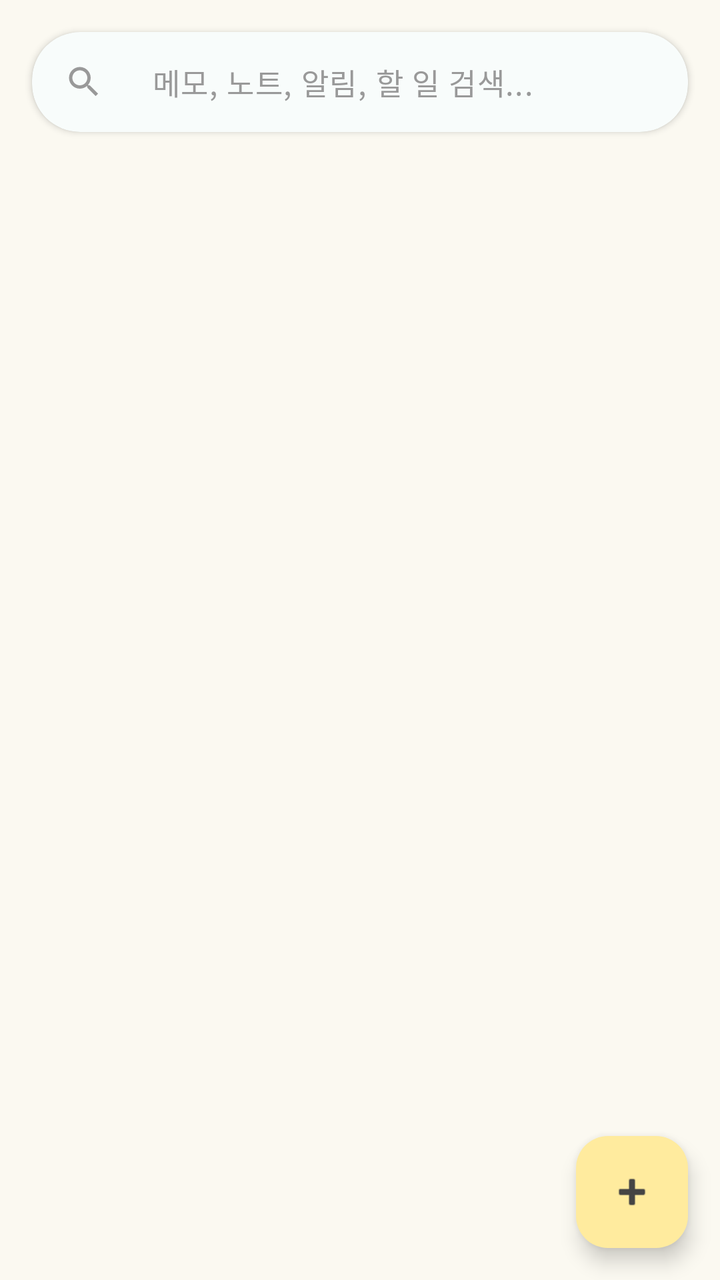
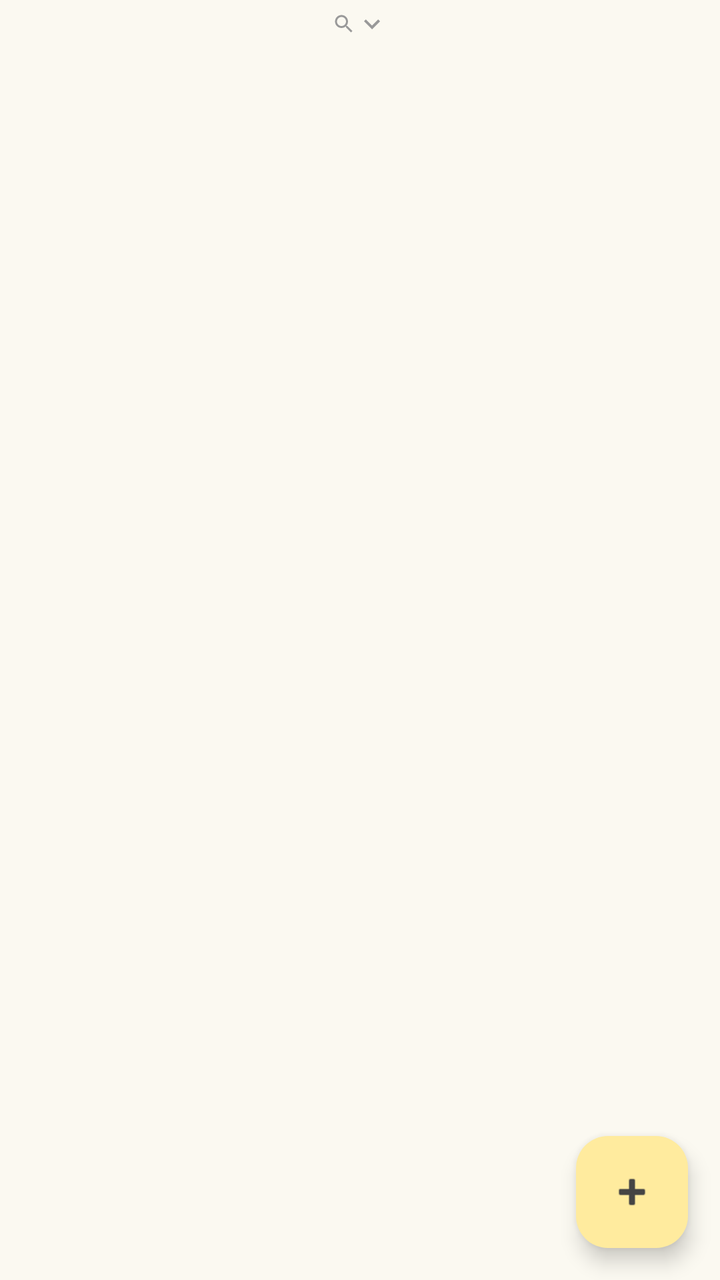

An Android layout rendered at two revisions. The XML below is the earlier revision; the diff shows what the commit changed to produce the second picture.
<!-- AndroidManifest.xml: application theme Theme.ToDoNote -->
<!-- res/layout/fragment_memo.xml -->
<?xml version="1.0" encoding="utf-8"?>
<androidx.coordinatorlayout.widget.CoordinatorLayout xmlns:android="http://schemas.android.com/apk/res/android"
    xmlns:app="http://schemas.android.com/apk/res-auto"
    android:layout_width="match_parent"
    android:layout_height="match_parent"
    android:background="@color/color_background">

    <androidx.constraintlayout.widget.ConstraintLayout
        android:id="@+id/memo_content"
        android:layout_width="match_parent"
        android:layout_height="match_parent"
        android:focusable="true"
        android:focusableInTouchMode="true">

        <include
            android:id="@+id/search_card"
            layout="@layout/view_search_bar"
            android:layout_width="0dp"
            android:layout_height="wrap_content"
            android:layout_marginStart="16dp"
            android:layout_marginTop="16dp"
            android:layout_marginEnd="16dp"
            app:layout_constraintEnd_toEndOf="parent"
            app:layout_constraintStart_toStartOf="parent"
            app:layout_constraintTop_toTopOf="parent" />

        <androidx.recyclerview.widget.RecyclerView
            android:id="@+id/recycler_memo"
            android:layout_width="0dp"
            android:layout_height="0dp"
            android:layout_marginTop="4dp"
            android:clipToPadding="false"
            android:paddingStart="8dp"
            android:paddingTop="4dp"
            android:paddingEnd="8dp"
            android:paddingBottom="88dp"
            app:layout_constraintBottom_toBottomOf="parent"
            app:layout_constraintEnd_toEndOf="parent"
            app:layout_constraintStart_toStartOf="parent"
            app:layout_constraintTop_toBottomOf="@id/search_card" />

        <TextView
            android:id="@+id/tv_memo_empty"
            android:layout_width="wrap_content"
            android:layout_height="wrap_content"
            android:layout_marginTop="48dp"
            android:textColor="@color/color_text_light"
            android:textSize="14sp"
            android:visibility="gone"
            app:layout_constraintEnd_toEndOf="parent"
            app:layout_constraintStart_toStartOf="parent"
            app:layout_constraintTop_toBottomOf="@id/search_card" />

    </androidx.constraintlayout.widget.ConstraintLayout>

    <com.google.android.material.floatingactionbutton.FloatingActionButton
        android:id="@+id/fab_memo"
        android:layout_width="wrap_content"
        android:layout_height="wrap_content"
        android:layout_gravity="bottom|end"
        android:layout_margin="16dp"
        android:src="@android:drawable/ic_input_add"
        app:backgroundTint="@color/color_accent"
        app:tint="@color/color_text_dark" />

    <com.google.android.material.card.MaterialCardView
        android:id="@+id/memo_input_container"
        android:layout_width="match_parent"
        android:layout_height="wrap_content"
        android:layout_gravity="bottom"
        android:layout_marginStart="12dp"
        android:layout_marginEnd="12dp"
        android:layout_marginBottom="12dp"
        android:visibility="gone"
        app:cardCornerRadius="16dp"
        app:cardElevation="8dp"
        app:cardBackgroundColor="@color/white"
        app:strokeWidth="1dp"
        app:strokeColor="@color/color_primary_light">

    <LinearLayout
        android:layout_width="match_parent"
        android:layout_height="wrap_content"
        android:orientation="horizontal"
        android:paddingStart="14dp"
        android:paddingEnd="10dp"
        android:paddingTop="14dp"
        android:paddingBottom="10dp"
        android:gravity="center_vertical">

        <ImageButton
            android:id="@+id/btn_memo_cancel"
            android:layout_width="28dp"
            android:layout_height="28dp"
            android:src="@drawable/ic_close"
            android:background="?attr/selectableItemBackgroundBorderless"
            android:contentDescription="취소"
            android:padding="4dp"
            android:tint="@color/color_text_light"
            android:scaleType="fitCenter" />

        <LinearLayout
            android:layout_width="0dp"
            android:layout_height="wrap_content"
            android:layout_weight="1"
            android:layout_marginStart="8dp"
            android:layout_marginEnd="8dp"
            android:orientation="vertical">

            <com.google.android.material.textfield.TextInputLayout
                android:layout_width="match_parent"
                android:layout_height="wrap_content"
                android:paddingStart="0dp"
                android:paddingEnd="0dp"
                app:boxStrokeWidth="0dp"
                app:boxStrokeWidthFocused="0dp"
                app:hintEnabled="false"
                app:boxBackgroundColor="@android:color/transparent">

                <com.google.android.material.textfield.TextInputEditText
                    android:id="@+id/et_memo_input"
                    android:saveEnabled="false"
                    android:layout_width="match_parent"
                    android:layout_height="wrap_content"
                    android:inputType="textMultiLine"
                    android:maxLines="5"
                    android:minLines="1"
                    android:gravity="top|start"
                    android:scrollbars="vertical"
                    android:hint="메모 입력..."
                    android:textColorHint="@color/color_text_light"
                    android:background="@android:color/transparent"
                    android:textCursorDrawable="@drawable/cursor_mint"
                    android:paddingStart="0dp"
                    android:paddingEnd="0dp"
                    android:paddingTop="4dp"
                    android:paddingBottom="8dp" />

            </com.google.android.material.textfield.TextInputLayout>

            <View
                android:layout_width="match_parent"
                android:layout_height="1dp"
                android:background="@color/color_primary_light" />

        </LinearLayout>

        <com.google.android.material.button.MaterialButton
            android:id="@+id/btn_memo_save"
            android:layout_width="wrap_content"
            android:layout_height="36dp"
            android:text="저장"
            android:textSize="13sp"
            android:minWidth="0dp"
            android:paddingStart="16dp"
            android:paddingEnd="16dp"
            android:insetTop="0dp"
            android:insetBottom="0dp"
            app:cornerRadius="18dp"
            app:backgroundTint="@color/color_primary" />

    </LinearLayout>

    </com.google.android.material.card.MaterialCardView>

</androidx.coordinatorlayout.widget.CoordinatorLayout>
<!-- res/layout/view_search_bar.xml (included above) -->
<?xml version="1.0" encoding="utf-8"?>
<com.google.android.material.card.MaterialCardView xmlns:android="http://schemas.android.com/apk/res/android"
    xmlns:app="http://schemas.android.com/apk/res-auto"
    android:layout_width="match_parent"
    android:layout_height="wrap_content"
    app:cardBackgroundColor="@color/white"
    app:cardCornerRadius="24dp"
    app:cardElevation="2dp"
    app:strokeWidth="0dp">

    <LinearLayout
        android:layout_width="match_parent"
        android:layout_height="wrap_content"
        android:gravity="center_vertical"
        android:orientation="horizontal"
        android:paddingStart="16dp"
        android:paddingEnd="8dp">

        <ImageView
            android:layout_width="20dp"
            android:layout_height="20dp"
            android:contentDescription="@null"
            android:src="@drawable/ic_search"
            app:tint="@color/color_text_light" />

        <com.google.android.material.textfield.TextInputLayout
            android:layout_width="0dp"
            android:layout_height="wrap_content"
            android:layout_marginStart="8dp"
            android:layout_weight="1"
            app:boxBackgroundColor="@android:color/transparent"
            app:boxStrokeWidth="0dp"
            app:boxStrokeWidthFocused="0dp"
            app:endIconMode="clear_text"
            app:endIconTint="@color/color_text_light"
            app:hintEnabled="false">

            <com.google.android.material.textfield.TextInputEditText
                android:id="@+id/et_search"
                android:layout_width="match_parent"
                android:layout_height="wrap_content"
                android:background="@android:color/transparent"
                android:hint="메모, 노트, 알림, 할 일 검색..."
                android:imeOptions="actionSearch"
                android:inputType="text"
                android:paddingTop="14dp"
                android:paddingBottom="14dp"
                android:textColorHint="@color/color_text_light"
                android:textCursorDrawable="@drawable/cursor_mint"
                android:textSize="15sp" />
        </com.google.android.material.textfield.TextInputLayout>

    </LinearLayout>

</com.google.android.material.card.MaterialCardView>
<!-- resources referenced by this layout -->
<resources>
  <color name="color_accent">#FFEB9E</color>
  <color name="color_background">#FBF9F1</color>
  <color name="color_primary">#A0D9C8</color>
  <color name="color_primary_light">#C8E8DC</color>
  <color name="color_text_dark">#444444</color>
  <color name="color_text_light">#999999</color>
  <color name="white">#FFFFFFFF</color>
  <!-- drawable cursor_mint (drawable) -->
  <?xml version="1.0" encoding="utf-8"?>
  <shape xmlns:android="http://schemas.android.com/apk/res/android"
      android:shape="rectangle">
      <solid android:color="@color/color_primary" />
      <size android:width="2dp" />
  </shape>
  <!-- drawable ic_close (drawable) -->
  <?xml version="1.0" encoding="utf-8"?>
  <vector xmlns:android="http://schemas.android.com/apk/res/android"
      android:width="24dp"
      android:height="24dp"
      android:viewportWidth="24"
      android:viewportHeight="24">
      <path
          android:fillColor="#FF000000"
          android:pathData="M19,6.41L17.59,5 12,10.59 6.41,5 5,6.41 10.59,12 5,17.59 6.41,19 12,13.41 17.59,19 19,17.59 13.41,12z"/>
  </vector>
  <!-- drawable ic_search (drawable) -->
  <?xml version="1.0" encoding="utf-8"?>
  <vector xmlns:android="http://schemas.android.com/apk/res/android"
      android:width="24dp"
      android:height="24dp"
      android:tint="@color/color_text_dark"
      android:viewportWidth="24"
      android:viewportHeight="24">
      <path
          android:fillColor="@android:color/white"
          android:pathData="M15.5,14h-0.79l-0.28,-0.27C15.41,12.59 16,11.11 16,9.5 16,5.91 13.09,3 9.5,3S3,5.91 3,9.5 5.91,16 9.5,16c1.61,0 3.09,-0.59 4.23,-1.57l0.27,0.28v0.79l5,4.99L20.49,19l-4.99,-5zM9.5,14C7.01,14 5,11.99 5,9.5S7.01,5 9.5,5 14,7.01 14,9.5 11.99,14 9.5,14z" />
  </vector>
  <style name="Theme.ToDoNote" parent="Base.Theme.ToDoNote" />
  <color name="color_primary_dark">#7DB8A5</color>
  <color name="color_secondary">#F0D5C9</color>
  <color name="color_secondary_dark">#E0B5A3</color>
  <color name="color_surface">#FFFFFF</color>
  <color name="color_text_medium">#666666</color>
  <style name="ThemeOverlay.ToDoNote.MaterialAlertDialog" parent="ThemeOverlay.Material3.MaterialAlertDialog">
          <item name="colorPrimary">@color/color_primary_text</item>
      </style>
  <color name="color_outline">#333333</color>
  <color name="color_primary_text">#2E7D6B</color>
  <!-- unchanged entries left out for length: 1 -->
</resources>

<!-- the commit's change to res/layout/fragment_memo.xml (unified diff, before → after) -->
@@ -18,7 +18,6 @@
             android:layout_width="0dp"
             android:layout_height="wrap_content"
             android:layout_marginStart="16dp"
-            android:layout_marginTop="16dp"
             android:layout_marginEnd="16dp"
             app:layout_constraintEnd_toEndOf="parent"
             app:layout_constraintStart_toStartOf="parent"
@@ -28,10 +27,9 @@
             android:id="@+id/recycler_memo"
             android:layout_width="0dp"
             android:layout_height="0dp"
-            android:layout_marginTop="4dp"
             android:clipToPadding="false"
             android:paddingStart="8dp"
-            android:paddingTop="4dp"
+            android:paddingTop="0dp"
             android:paddingEnd="8dp"
             android:paddingBottom="88dp"
             app:layout_constraintBottom_toBottomOf="parent"
@@ -166,57 +164,91 @@
 </androidx.coordinatorlayout.widget.CoordinatorLayout>
 <!-- res/layout/view_search_bar.xml (included above) -->
 <?xml version="1.0" encoding="utf-8"?>
-<com.google.android.material.card.MaterialCardView xmlns:android="http://schemas.android.com/apk/res/android"
+<LinearLayout xmlns:android="http://schemas.android.com/apk/res/android"
     xmlns:app="http://schemas.android.com/apk/res-auto"
     android:layout_width="match_parent"
     android:layout_height="wrap_content"
-    app:cardBackgroundColor="@color/white"
-    app:cardCornerRadius="24dp"
-    app:cardElevation="2dp"
-    app:strokeWidth="0dp">
-
+    android:orientation="vertical">
+
+    
     <LinearLayout
-        android:layout_width="match_parent"
-        android:layout_height="wrap_content"
-        android:gravity="center_vertical"
-        android:orientation="horizontal"
-        android:paddingStart="16dp"
-        android:paddingEnd="8dp">
+        android:id="@+id/search_toggle"
+        android:layout_width="match_parent"
+        android:layout_height="24dp"
+        android:background="?attr/selectableItemBackground"
+        android:clickable="true"
+        android:focusable="true"
+        android:contentDescription="검색 열기"
+        android:gravity="center"
+        android:orientation="horizontal">
 
         <ImageView
-            android:layout_width="20dp"
-            android:layout_height="20dp"
+            android:layout_width="12dp"
+            android:layout_height="12dp"
             android:contentDescription="@null"
             android:src="@drawable/ic_search"
             app:tint="@color/color_text_light" />
 
-        <com.google.android.material.textfield.TextInputLayout
-            android:layout_width="0dp"
-            android:layout_height="wrap_content"
-            android:layout_marginStart="8dp"
-            android:layout_weight="1"
-            app:boxBackgroundColor="@android:color/transparent"
-            app:boxStrokeWidth="0dp"
-            app:boxStrokeWidthFocused="0dp"
-            app:endIconMode="clear_text"
-            app:endIconTint="@color/color_text_light"
-            app:hintEnabled="false">
-
-            <com.google.android.material.textfield.TextInputEditText
+        <ImageView
+            android:id="@+id/search_arrow"
+            android:layout_width="16dp"
+            android:layout_height="16dp"
+            android:contentDescription="@null"
+            android:src="@drawable/ic_expand_more"
+            app:tint="@color/color_text_light" />
+    </LinearLayout>
+
+    
+    <com.google.android.material.card.MaterialCardView
+        android:id="@+id/search_field"
+        android:layout_width="match_parent"
+        android:layout_height="36dp"
+        android:layout_marginBottom="4dp"
+        android:visibility="gone"
+        app:cardBackgroundColor="@color/white"
+        app:cardCornerRadius="18dp"
+        app:cardElevation="1dp"
+        app:strokeWidth="0dp">
+
+        <LinearLayout
+            android:layout_width="match_parent"
+            android:layout_height="match_parent"
+            android:gravity="center_vertical"
+            android:orientation="horizontal"
+            android:paddingStart="14dp"
+            android:paddingEnd="4dp">
+
+            <EditText
                 android:id="@+id/et_search"
-                android:layout_width="match_parent"
-                android:layout_height="wrap_content"
+                android:layout_width="0dp"
+                android:layout_height="match_parent"
+                android:layout_weight="1"
                 android:background="@android:color/transparent"
                 android:hint="메모, 노트, 알림, 할 일 검색..."
                 android:imeOptions="actionSearch"
+                android:importantForAutofill="no"
                 android:inputType="text"
-                android:paddingTop="14dp"
-                android:paddingBottom="14dp"
+                android:maxLines="1"
+                android:paddingTop="0dp"
+                android:paddingBottom="0dp"
+                android:textColor="@color/color_text_dark"
                 android:textColorHint="@color/color_text_light"
                 android:textCursorDrawable="@drawable/cursor_mint"
-                android:textSize="15sp" />
-        </com.google.android.material.textfield.TextInputLayout>
-
-    </LinearLayout>
-
-</com.google.android.material.card.MaterialCardView>
+                android:textSize="14sp" />
+
+            <ImageButton
+                android:id="@+id/btn_search_clear"
+                android:layout_width="28dp"
+                android:layout_height="28dp"
+                android:background="?attr/selectableItemBackgroundBorderless"
+                android:contentDescription="검색어 지우기"
+                android:padding="6dp"
+                android:scaleType="fitCenter"
+                android:src="@drawable/ic_close"
+                android:visibility="gone"
+                app:tint="@color/color_text_light" />
+        </LinearLayout>
+
+    </com.google.android.material.card.MaterialCardView>
+
+</LinearLayout>
<!-- resource entries referenced after the edit -->
@@ -25,6 +25,17 @@
           android:fillColor="#FF000000"
           android:pathData="M19,6.41L17.59,5 12,10.59 6.41,5 5,6.41 10.59,12 5,17.59 6.41,19 12,13.41 17.59,19 19,17.59 13.41,12z"/>
   </vector>
+  <!-- drawable ic_expand_more (drawable) -->
+  <?xml version="1.0" encoding="utf-8"?>
+  <vector xmlns:android="http://schemas.android.com/apk/res/android"
+      android:width="24dp"
+      android:height="24dp"
+      android:viewportWidth="24"
+      android:viewportHeight="24">
+      <path
+          android:fillColor="@android:color/white"
+          android:pathData="M16.59,8.59L12,13.17 7.41,8.59 6,10l6,6 6,-6z" />
+  </vector>
   <!-- drawable ic_search (drawable) -->
   <?xml version="1.0" encoding="utf-8"?>
   <vector xmlns:android="http://schemas.android.com/apk/res/android"
